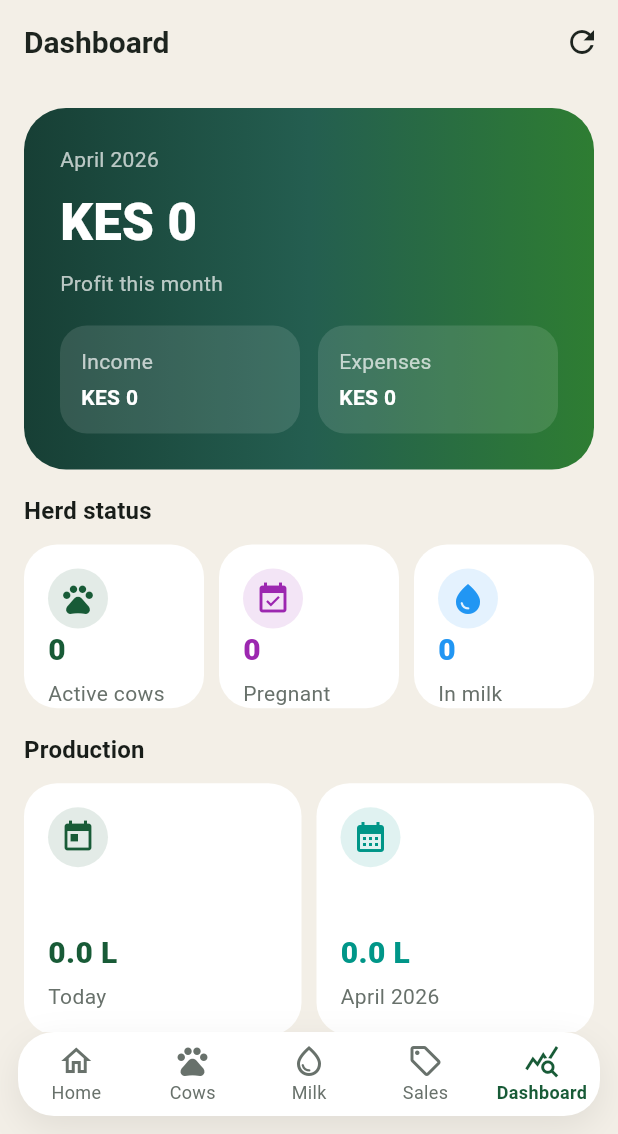
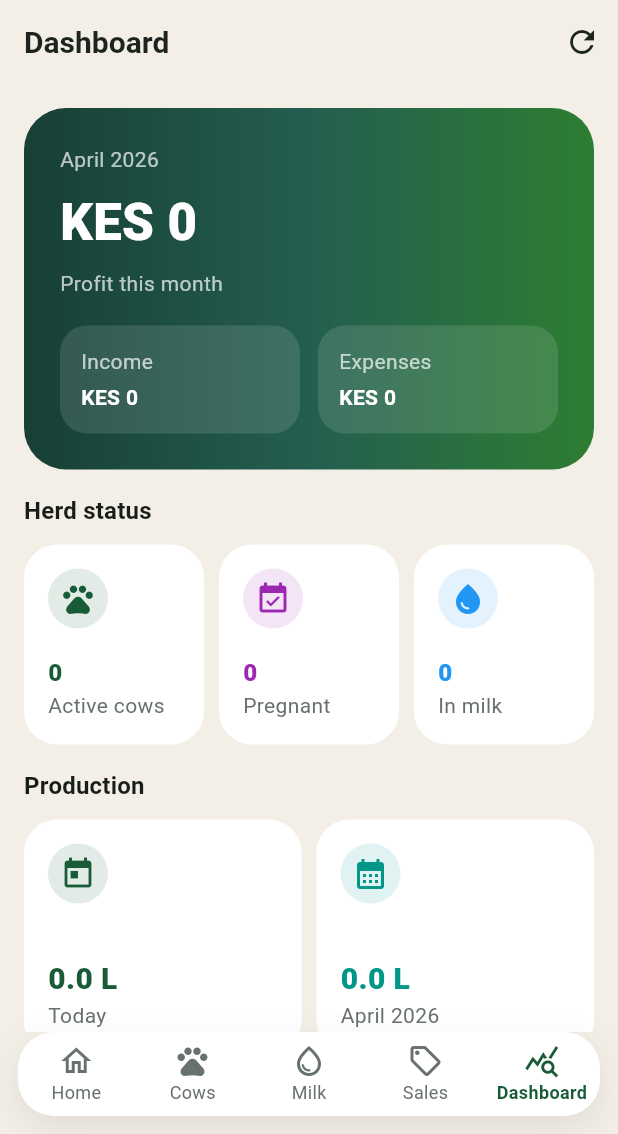
Before and after one commit to rodgersBRY/herdr, a Flutter app: the screen it shows after launch, item 5 of the bottom bar chosen, on a phone screen of 412 x 824 dp, the part 102-1236 px from its top. Run offline on Flutter 3.47's test engine with Material 3 defaults, Android fonts, the phone set to English and light mode, and no system bars; our stand-ins replace connectivity_plus, dio, flutter_form_builder, form_builder_validators, get, sqflite; accounts and stored records are empty; network calls fail.

Commit message:
fix: made the 3-card grid slightly taller

```diff
--- a/lib/modules/dashboard/view/dashboard_view.dart
+++ b/lib/modules/dashboard/view/dashboard_view.dart
@@ -242,7 +242,7 @@ class _GridSection extends StatelessWidget {
           crossAxisCount: children.length == 2 ? 2 : 3,
           crossAxisSpacing: 10,
           mainAxisSpacing: 10,
-          childAspectRatio: 1.1,
+          childAspectRatio: children.length == 2 ? 1.18 : 0.9,
           physics: const NeverScrollableScrollPhysics(),
           shrinkWrap: true,
           children: children,
@@ -280,17 +280,30 @@ class _MetricCard extends StatelessWidget {
             backgroundColor: color.withValues(alpha: 0.12),
             child: Icon(icon, color: color),
           ),
-          const Spacer(),
-          Text(
-            value,
-            style: TextStyle(
-              color: color,
-              fontSize: 20,
-              fontWeight: FontWeight.w800,
+          const SizedBox(height: 18),
+          Expanded(
+            child: Align(
+              alignment: Alignment.bottomLeft,
+              child: FittedBox(
+                fit: BoxFit.scaleDown,
+                alignment: Alignment.centerLeft,
+                child: Text(
+                  value,
+                  style: TextStyle(
+                    color: color,
+                    fontSize: 20,
+                    fontWeight: FontWeight.w800,
+                  ),
+                ),
+              ),
             ),
           ),
-          const SizedBox(height: 4),
-          Text(label, style: const TextStyle(color: AppTheme.textSecondary)),
+          Text(
+            label,
+            style: const TextStyle(color: AppTheme.textSecondary),
+            maxLines: 2,
+            overflow: TextOverflow.ellipsis,
+          ),
         ],
       ),
     );
--- a/lib/modules/home/view/home_view.dart
+++ b/lib/modules/home/view/home_view.dart
@@ -15,7 +15,7 @@ class HomeView extends StatelessWidget {
       init: HomeController(),
       builder: (ctrl) => Scaffold(
         appBar: AppBar(
-          title: Obx(() => Text(ctrl.todayDisplay)),
+          title: Text(ctrl.todayDisplay),
           actions: [
             IconButton(
               onPressed: ctrl.loadAlerts,
```
Also changed, not shown: lib/modules/cows/models/cow.dart (+32 -1 lines), pubspec.lock.
